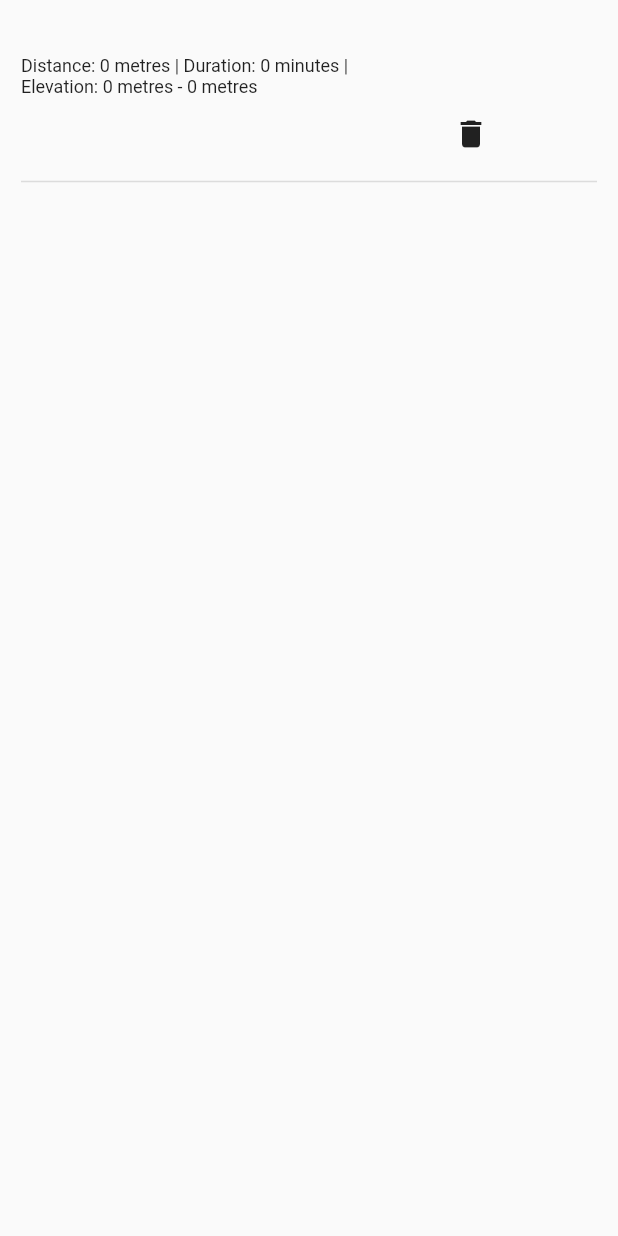
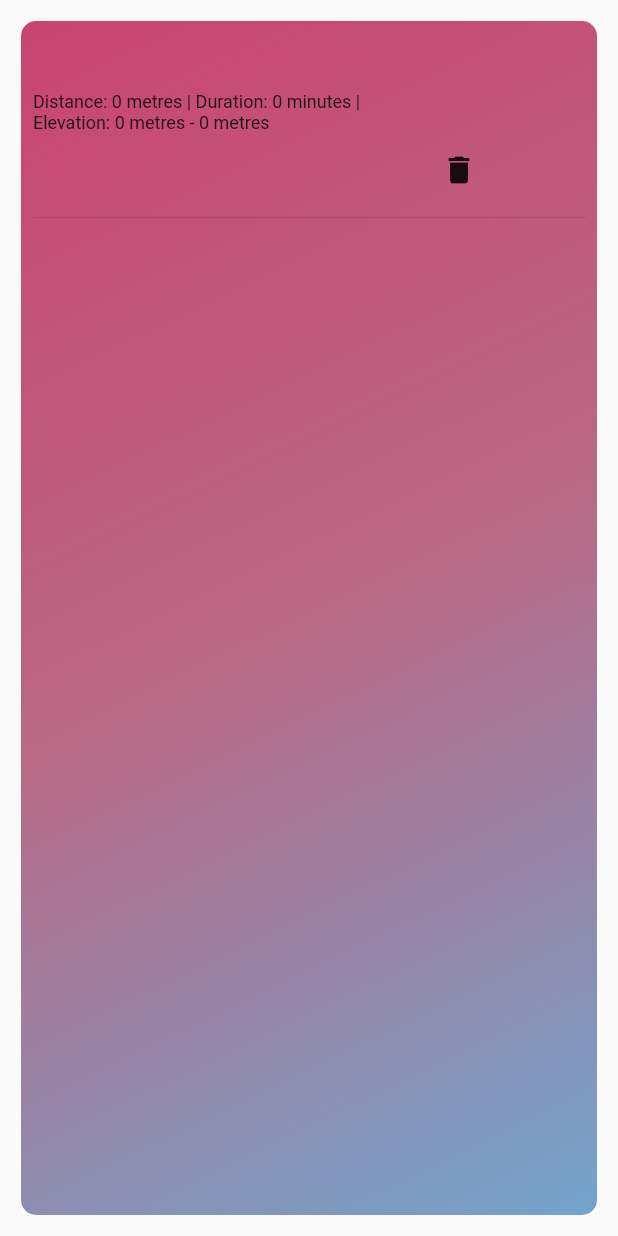
Before and after one commit to DanielCoimbra21/youbike, a Flutter app: the MyAdminRoads widget shown alone on an empty page, opened directly with empty values, on a phone screen of 412 x 824 dp. Run offline on Flutter 3.47's test engine with Material 2 defaults, Android fonts, the light colour scheme and no system bars; our stand-ins replace cloud_firestore, firebase_auth, firebase_core, flutter_map, get, latlong2 and 2 more; missing offline and left inert: dart:ffi, fab_circular_menu, favorite_button; accounts and stored records are empty.

Commit message:
Design Cards

```diff
--- a/lib/admin_roads_card.dart
+++ b/lib/admin_roads_card.dart
@@ -31,17 +31,32 @@ class MyAdminRoads extends StatelessWidget {
     return Container(
       padding: const EdgeInsets.all(10),
       child: Card(
-            color: Colors.transparent,
+
         elevation: 0,
+        child: Container(
+          decoration: BoxDecoration(
+            borderRadius: BorderRadius.circular(10.0),
+            gradient: const LinearGradient(
+              colors: [
+                Color.fromARGB(255, 202, 68, 113),
+                Color.fromARGB(255, 185, 105, 132),
+                Color.fromARGB(255, 114, 164, 204),
+              ],
+              begin: Alignment.topLeft,
+              end: Alignment.bottomRight,
+            ),
+          ),
           child: Padding(
-          padding: const EdgeInsets.all(0.0),
+            padding: const EdgeInsets.all(8.0),
             child: Column(children: [
               Row(
                 children: [
                   Padding(
-                  padding: const EdgeInsets.only(bottom: 0.0),
+                    padding: const EdgeInsets.all(8.0),
+                    child: Center(
                       child: Text(road.name,
                           style: Theme.of(context).textTheme.headline6),
+                    ),
                   )
                 ],
               ),
@@ -78,8 +93,7 @@ class MyAdminRoads extends StatelessWidget {
               Visibility(
                 child: Container(
                   alignment: Alignment.topRight,
-                                    margin: const EdgeInsets.only(
-                                        left: 20, right: 40),
+                  margin: const EdgeInsets.only(left: 20, right: 40),
                   child: TextButton(
                     style: flatButtonStyle,
                     onPressed: () {
@@ -94,24 +108,22 @@ class MyAdminRoads extends StatelessWidget {
 
                       db.deleteMyRoad(road.id);
                       final snackBar = SnackBar(
-                                          content: Text(
-                                              'Deleted route ${road.name}'),
+                        content: Text('Deleted route ${road.name}'),
                         action: SnackBarAction(
                           label: 'Undo',
                           onPressed: () {
                             db.addRoad(
                                 rs: routeShape,
                                 name: name,
-                                                  id: AuthController.instance
-                                                      .auth.currentUser?.uid);
+                                id: AuthController
+                                    .instance.auth.currentUser?.uid);
                           },
                         ),
                       );
 
                       // Find the ScaffoldMessenger in the widget tree
                       // and use it to show a SnackBar.
-                                        ScaffoldMessenger.of(context)
-                                            .showSnackBar(snackBar);
+                      ScaffoldMessenger.of(context).showSnackBar(snackBar);
                     },
                     child: const Icon(Icons.delete),
                   ),
@@ -126,6 +138,9 @@ class MyAdminRoads extends StatelessWidget {
                 ],
               )
             ]),
-        )));
+          ),
+        ),
+      ),
+    );
   }
 }
```
Also changed, not shown: lib/fav_route_card.dart (+18 -3 lines). Lines whose indentation alone changed are shown as unchanged.
